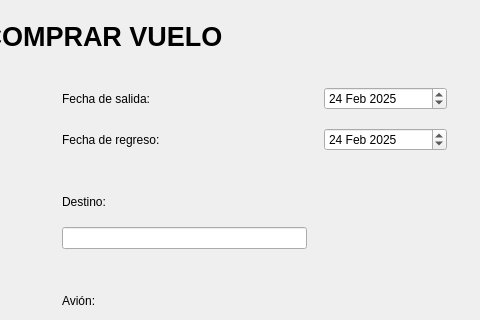
The window that compras.ui (ilopjim13/PersistenciaDatos_PyQT) describes before a commit, drawn with Qt 5; both pictures show x 275 to 755 and y 0 to 320 of the 755 by 485 pixel window.
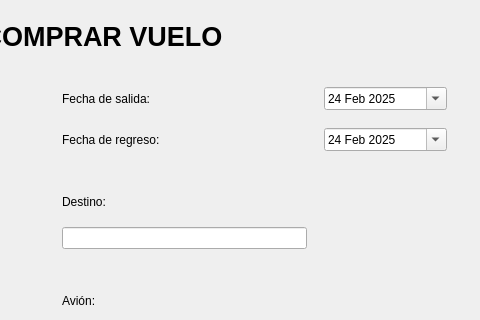
The same window after the commit. Icons and pictures are not drawn.

Commit message: tablas de vuelos cambiada

```diff
--- a/compras.ui
+++ b/compras.ui
@@ -78,7 +78,7 @@
      <widget class="QDateEdit" name="fc_salida">
       <property name="dateTime">
        <datetime>
-        <hour>21</hour>
+        <hour>20</hour>
         <minute>0</minute>
         <second>0</second>
         <year>2025</year>
@@ -86,6 +86,9 @@
         <day>24</day>
        </datetime>
       </property>
+      <property name="calendarPopup">
+       <bool>true</bool>
+      </property>
       <property name="date">
        <date>
         <year>2025</year>
@@ -253,7 +256,7 @@
      <widget class="QDateEdit" name="fc_vuelta">
       <property name="dateTime">
        <datetime>
-        <hour>20</hour>
+        <hour>19</hour>
         <minute>0</minute>
         <second>0</second>
         <year>2025</year>
@@ -261,6 +264,9 @@
         <day>24</day>
        </datetime>
       </property>
+      <property name="calendarPopup">
+       <bool>true</bool>
+      </property>
       <property name="date">
        <date>
         <year>2025</year>
```
The commit also changes 2 other files.
